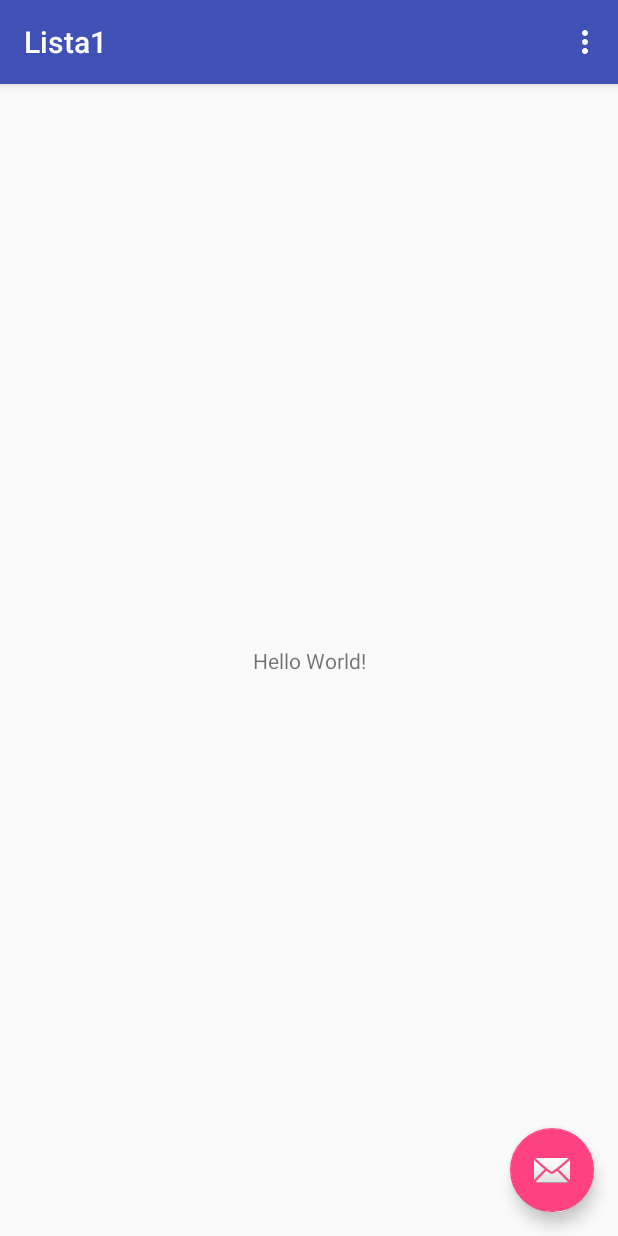
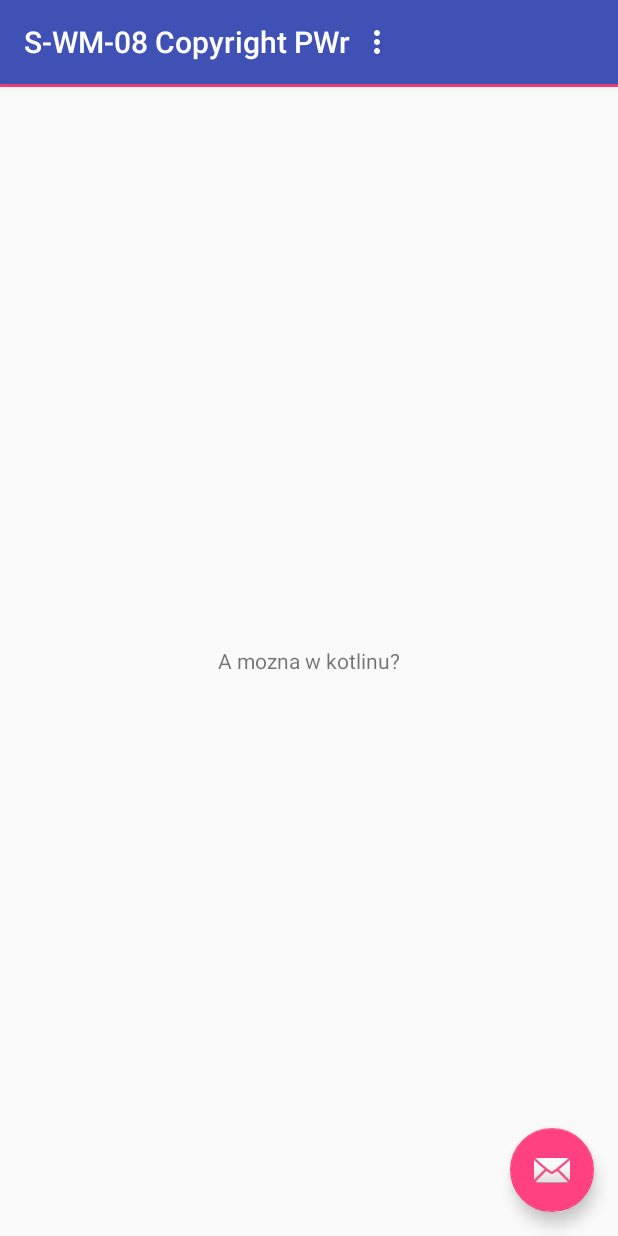
Before and after one commit to thejeziera/ANDLista1, an Android app: the screen it shows after launch (MainActivity), on a phone screen of 412 x 824 dp. Run offline under Robolectric (Android 15) with nearby library versions, the phone set to English and light mode, and no system bars.

```diff
--- a/app/src/main/AndroidManifest.xml
+++ b/app/src/main/AndroidManifest.xml
@@ -19,6 +19,8 @@
                 <category android:name="android.intent.category.LAUNCHER" />
             </intent-filter>
         </activity>
+        <activity android:name=".SecondaryActivity" />
+        <activity android:name=".UselessActivity"></activity>
     </application>
 
 </manifest>
--- a/app/src/main/java/com/example/jezie/lista1/MainActivity.java
+++ b/app/src/main/java/com/example/jezie/lista1/MainActivity.java
@@ -22,7 +22,7 @@ public class MainActivity extends AppCompatActivity {
         fab.setOnClickListener(new View.OnClickListener() {
             @Override
             public void onClick(View view) {
-                Snackbar.make(view, "Replace with your own action", Snackbar.LENGTH_LONG)
+                Snackbar.make(view, "ROZPOWSZECHNIANIE ZABRONIONE", Snackbar.LENGTH_LONG)
                         .setAction("Action", null).show();
             }
         });
--- a/app/src/main/res/layout/activity_main.xml
+++ b/app/src/main/res/layout/activity_main.xml
@@ -1,33 +1,48 @@
 <?xml version="1.0" encoding="utf-8"?>
-<android.support.design.widget.CoordinatorLayout xmlns:android="http://schemas.android.com/apk/res/android"
+<android.support.constraint.ConstraintLayout xmlns:android="http://schemas.android.com/apk/res/android"
     xmlns:app="http://schemas.android.com/apk/res-auto"
     xmlns:tools="http://schemas.android.com/tools"
+    android:id="@+id/constraintLayout"
     android:layout_width="match_parent"
     android:layout_height="match_parent"
     tools:context="com.example.jezie.lista1.MainActivity">
 
     <android.support.design.widget.AppBarLayout
-        android:layout_width="match_parent"
+        android:id="@+id/appBarLayout"
+        android:layout_width="0dp"
         android:layout_height="wrap_content"
-        android:theme="@style/AppTheme.AppBarOverlay">
+        android:theme="@style/AppTheme.AppBarOverlay"
+        app:layout_constraintEnd_toEndOf="parent"
+        app:layout_constraintStart_toStartOf="parent"
+        app:layout_constraintTop_toTopOf="parent">
 
         <android.support.v7.widget.Toolbar
             android:id="@+id/toolbar"
-            android:layout_width="match_parent"
-            android:layout_height="?attr/actionBarSize"
+            android:layout_width="wrap_content"
+            android:layout_height="wrap_content"
             android:background="?attr/colorPrimary"
             app:popupTheme="@style/AppTheme.PopupOverlay" />
 
     </android.support.design.widget.AppBarLayout>
 
-    <include layout="@layout/content_main" />
+    <include
+        android:id="@+id/include"
+        layout="@layout/content_main"
+        android:layout_width="0dp"
+        android:layout_height="0dp"
+        app:layout_constraintBottom_toBottomOf="parent"
+        app:layout_constraintEnd_toEndOf="parent"
+        app:layout_constraintStart_toStartOf="parent"
+        app:layout_constraintTop_toBottomOf="@+id/appBarLayout" />
 
     <android.support.design.widget.FloatingActionButton
         android:id="@+id/fab"
         android:layout_width="wrap_content"
         android:layout_height="wrap_content"
-        android:layout_gravity="bottom|end"
-        android:layout_margin="@dimen/fab_margin"
+        android:layout_marginBottom="16dp"
+        android:layout_marginEnd="16dp"
+        app:layout_constraintBottom_toBottomOf="parent"
+        app:layout_constraintEnd_toEndOf="parent"
         app:srcCompat="@android:drawable/ic_dialog_email" />
 
-</android.support.design.widget.CoordinatorLayout>
+</android.support.constraint.ConstraintLayout>
--- /dev/null
+++ b/app/src/main/res/layout/activity_secondary.xml
@@ -0,0 +1,6 @@
+<?xml version="1.0" encoding="utf-8"?>
+<RelativeLayout android:layout_width="match_parent"
+    android:layout_height="match_parent"
+    xmlns:android="http://schemas.android.com/apk/res/android">
+
+</RelativeLayout>
--- a/app/src/main/res/layout/content_main.xml
+++ b/app/src/main/res/layout/content_main.xml
@@ -4,6 +4,7 @@
     xmlns:tools="http://schemas.android.com/tools"
     android:layout_width="match_parent"
     android:layout_height="match_parent"
+    android:background="?android:attr/actionModeSplitBackground"
     app:layout_behavior="@string/appbar_scrolling_view_behavior"
     tools:context="com.example.jezie.lista1.MainActivity"
     tools:showIn="@layout/activity_main">
@@ -11,7 +12,7 @@
     <TextView
         android:layout_width="wrap_content"
         android:layout_height="wrap_content"
-        android:text="Hello World!"
+        android:text="A mozna w kotlinu?"
         app:layout_constraintBottom_toBottomOf="parent"
         app:layout_constraintLeft_toLeftOf="parent"
         app:layout_constraintRight_toRightOf="parent"
--- a/app/src/main/res/values/strings.xml
+++ b/app/src/main/res/values/strings.xml
@@ -1,4 +1,4 @@
 <resources>
-    <string name="app_name">Lista1</string>
+    <string name="app_name">S-WM-08 Copyright PWr</string>
     <string name="action_settings">Settings</string>
 </resources>
```
Also changed, not shown: app/src/main/java/com/example/jezie/lista1/SecondaryActivity.java (added, +13 -0 lines), app/src/main/java/com/example/jezie/lista1/UselessActivity.java (added, +13 -0 lines), app/src/main/res/layout/activity_useless.xml (added, +8 -0 lines).
